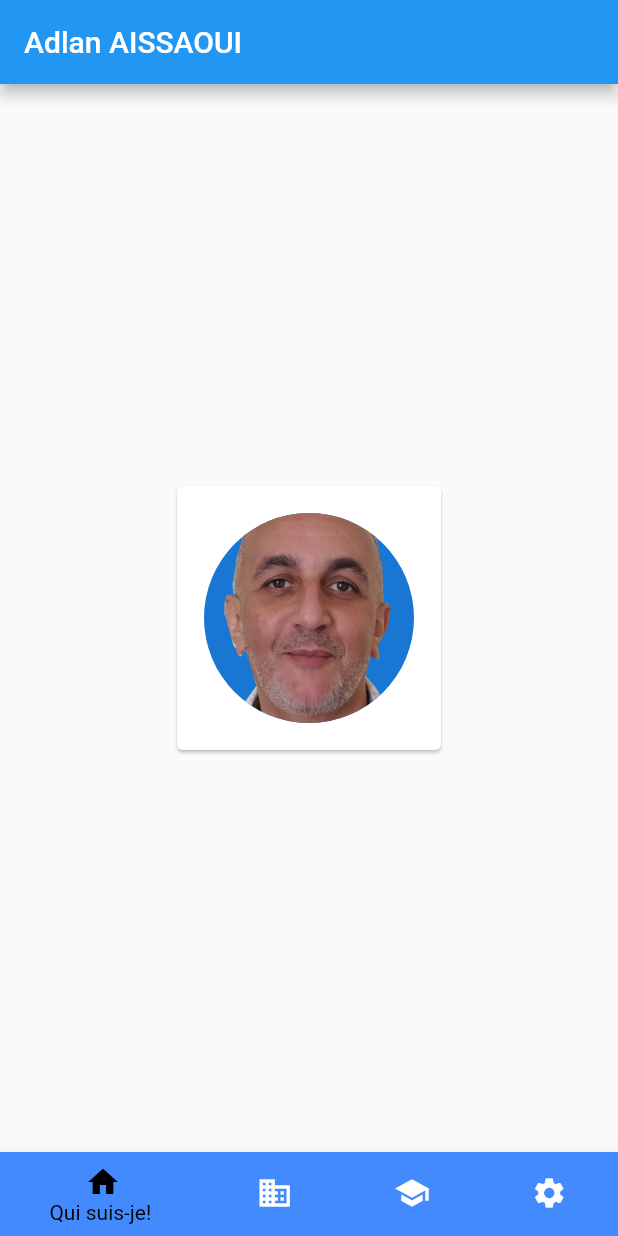
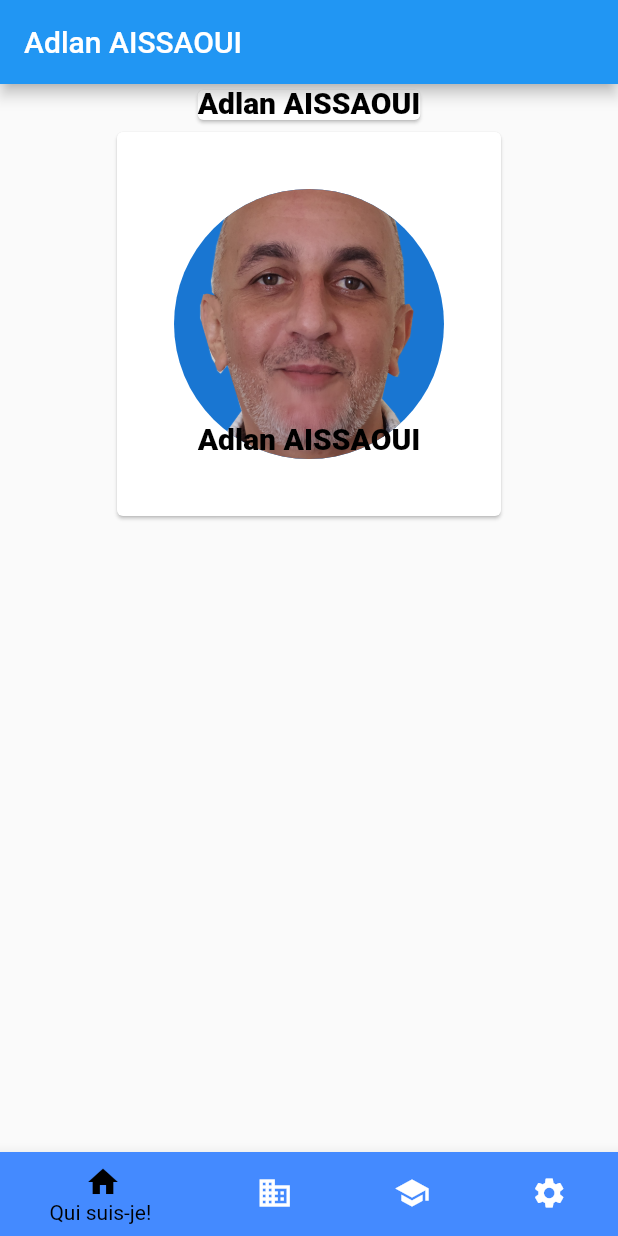
Before and after one commit to aldebarane1/carteVisite, a Flutter app: the screen it shows after launch, on a phone screen of 412 x 824 dp. Run offline on Flutter 3.47's test engine with Material 2 defaults, Android fonts, the phone set to English and light mode, and no system bars.

Commit message:
column Renderflex

```diff
--- a/lib/main.dart
+++ b/lib/main.dart
@@ -45,11 +45,19 @@ class _MyStatefulWidgetState extends State<MyStatefulWidget> {
   static const List<Widget> _widgetOptions = <Widget>[
     Card(
       child: Padding(
-        padding: EdgeInsets.all(18.0),
+        padding: EdgeInsets.all(38.0),
         child: CircleAvatar(
-          radius: 70.0,
-          backgroundImage: AssetImage('assets/photoCV.png'),
-        ),
+            radius: 90.0,
+            backgroundImage: AssetImage('assets/photoCV.png'),
+            child: Text(
+              'Adlan AISSAOUI',
+              style: TextStyle(
+                height: 11,
+                color: Colors.black,
+                fontWeight: FontWeight.w900,
+                fontSize: 20,
+              ),
+            )),
       ),
     ),
     Text(
@@ -93,8 +101,23 @@ class _MyStatefulWidgetState extends State<MyStatefulWidget> {
       appBar: AppBar(
         title: const Text('Adlan AISSAOUI'),
       ),
-      body: Center(
-        child: _widgetOptions.elementAt(_selectedIndex),
+      body: Column(
+        children: [
+          Card(
+            child: Text(
+              'Adlan AISSAOUI',
+              style: TextStyle(
+                height: 1,
+                color: Colors.black,
+                fontWeight: FontWeight.w900,
+                fontSize: 20,
+              ),
+            ),
+          ),
+          Center(
+            child: _widgetOptions.elementAt(_selectedIndex),
+          ),
+        ],
       ),
       bottomNavigationBar: BottomNavigationBar(
         items: const <BottomNavigationBarItem>[
```
